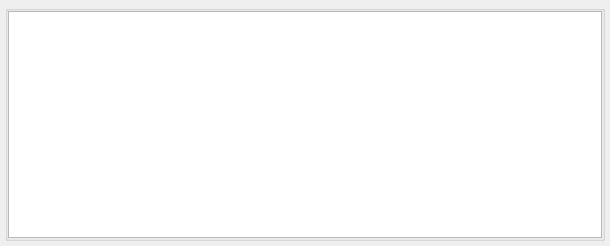
Before: the Qt Designer form src/QSview/resources/console.ui in BCDA-APS/QSview, drawn with Qt 5.
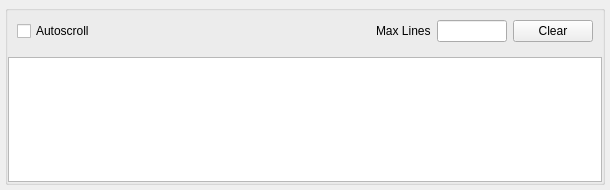
After: the same form once the commit is applied. Icons and pictures are not drawn.

Commit message: Add control buttons to console.ui

Diff of the .ui file:
```diff
--- a/src/QSview/resources/console.ui
+++ b/src/QSview/resources/console.ui
@@ -7,7 +7,7 @@
     <x>0</x>
     <y>0</y>
     <width>610</width>
-    <height>246</height>
+    <height>190</height>
    </rect>
   </property>
   <property name="sizePolicy">
@@ -43,7 +43,7 @@
      <property name="title">
       <string/>
      </property>
-     <layout class="QHBoxLayout" name="horizontalLayout">
+     <layout class="QVBoxLayout" name="verticalLayout">
       <property name="leftMargin">
        <number>0</number>
       </property>
@@ -57,7 +57,85 @@
        <number>0</number>
       </property>
       <item>
-       <widget class="QPlainTextEdit" name="plainTextEdit">
+       <widget class="QWidget" name="widget" native="true">
+        <layout class="QHBoxLayout" name="horizontalLayout">
+         <item>
+          <widget class="QCheckBox" name="consoleAutoscrollCheckbox">
+           <property name="text">
+            <string>Autoscroll</string>
+           </property>
+          </widget>
+         </item>
+         <item>
+          <spacer name="horizontalSpacer">
+           <property name="orientation">
+            <enum>Qt::Horizontal</enum>
+           </property>
+           <property name="sizeHint" stdset="0">
+            <size>
+             <width>40</width>
+             <height>20</height>
+            </size>
+           </property>
+          </spacer>
+         </item>
+         <item>
+          <widget class="QLabel" name="consoleMaxLineLabel">
+           <property name="sizePolicy">
+            <sizepolicy hsizetype="Fixed" vsizetype="Preferred">
+             <horstretch>0</horstretch>
+             <verstretch>0</verstretch>
+            </sizepolicy>
+           </property>
+           <property name="text">
+            <string>Max Lines</string>
+           </property>
+          </widget>
+         </item>
+         <item>
+          <widget class="QLineEdit" name="consoleMaxLineEdit">
+           <property name="sizePolicy">
+            <sizepolicy hsizetype="Fixed" vsizetype="Fixed">
+             <horstretch>0</horstretch>
+             <verstretch>0</verstretch>
+            </sizepolicy>
+           </property>
+           <property name="maximumSize">
+            <size>
+             <width>70</width>
+             <height>16777215</height>
+            </size>
+           </property>
+          </widget>
+         </item>
+         <item>
+          <widget class="QPushButton" name="consoleClearButton">
+           <property name="sizePolicy">
+            <sizepolicy hsizetype="Fixed" vsizetype="Fixed">
+             <horstretch>0</horstretch>
+             <verstretch>0</verstretch>
+            </sizepolicy>
+           </property>
+           <property name="maximumSize">
+            <size>
+             <width>90</width>
+             <height>16777215</height>
+            </size>
+           </property>
+           <property name="text">
+            <string>Clear</string>
+           </property>
+           <property name="icon">
+            <iconset>
+             <normaloff>icons/clear.png</normaloff>icons/clear.png</iconset>
+           </property>
+          </widget>
+         </item>
+        </layout>
+       </widget>
+      </item>
+      <item>
+       <widget class="QPlainTextEdit" name="consoleTextEdit">
         <property name="font">
          <font>
           <family>Menlo</family>
```
